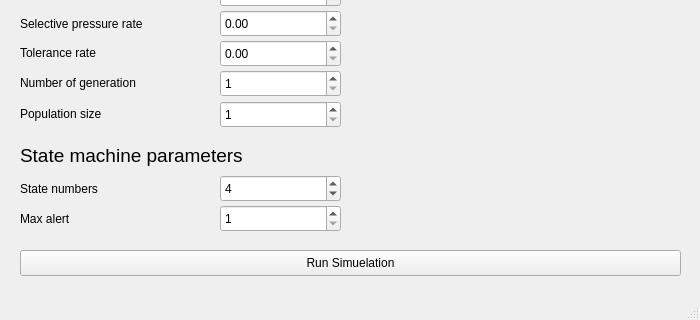
Old version of the form MegaMachineEvolution/GUI/parameterwindow.ui in the repository IxSysTech/heigvd-pro-b-13; both pictures show x 0 to 700 and y 180 to 500 of the 700 by 500 pixel window.
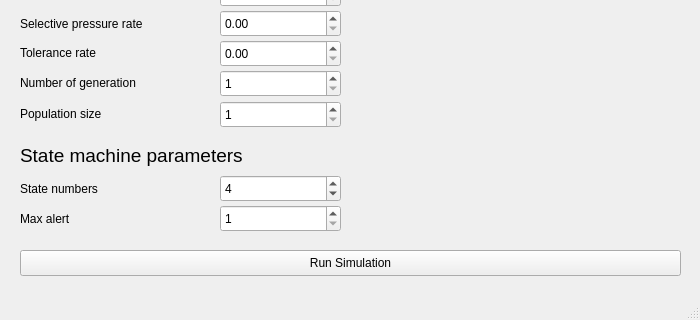
New version of the form.

Diff of the .ui file:
```diff
--- a/MegaMachineEvolution/GUI/parameterwindow.ui
+++ b/MegaMachineEvolution/GUI/parameterwindow.ui
@@ -274,7 +274,7 @@
      </rect>
     </property>
     <property name="text">
-     <string>Run Simuelation</string>
+     <string>Run Simulation</string>
     </property>
    </widget>
    <widget class="QSpinBox" name="sbGenerationNumber">
```
Left out of the diff: 2 changed lines with no effect on the pictures.
